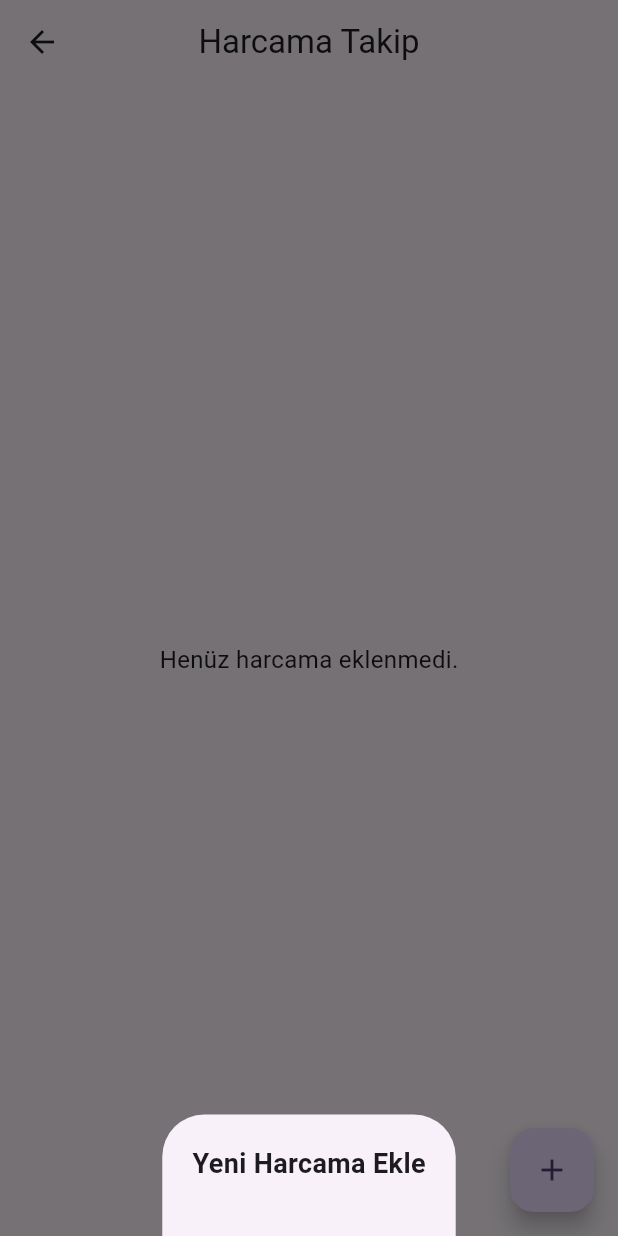
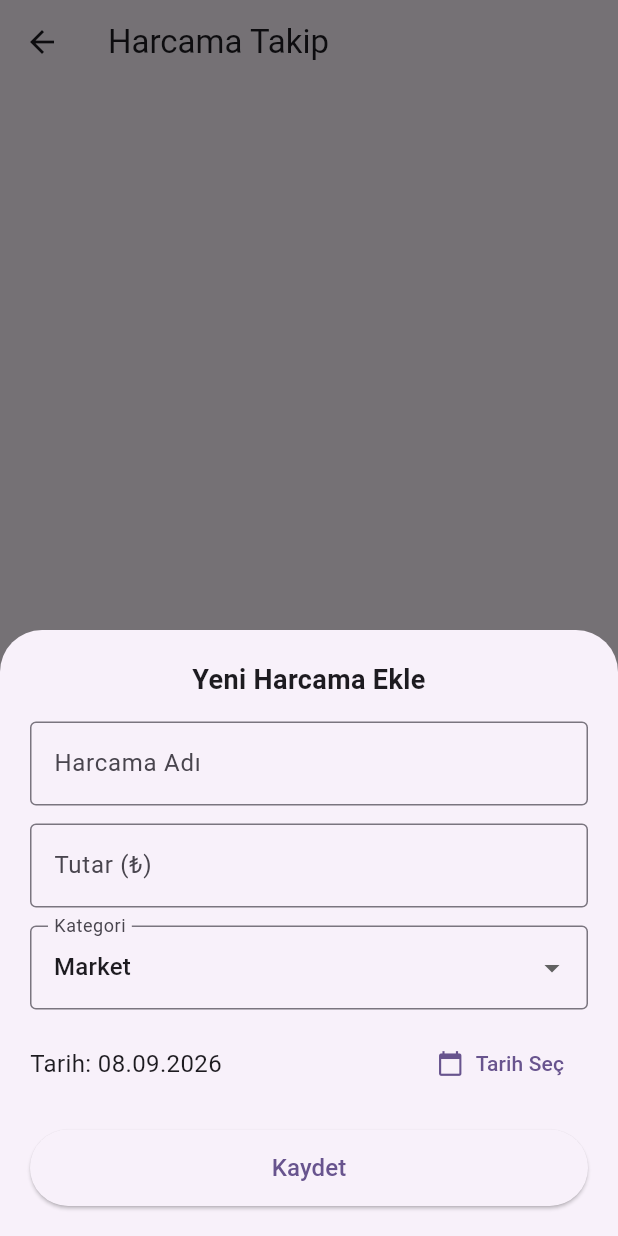
Before and after one commit to Miray-Kayra/gider-takip-flutter, a Flutter app: the ExpenseListView screen opened directly, after a tap on the "add" icon, on a phone screen of 412 x 824 dp. Run offline on Flutter 3.47's test engine with Material 3 defaults, Android fonts, the phone set to English and light mode, and no system bars; our stand-ins replace sqflite; accounts and stored records are empty.

Commit message:
feat: Harcama ekleme penceresi, form kontrolü ve tarih seçici eklendi.

```diff
--- a/lib/views/expense_list_view.dart
+++ b/lib/views/expense_list_view.dart
@@ -1,7 +1,8 @@
 import 'package:flutter/material.dart';
+import 'package:provider/provider.dart';
 import 'package:intl/intl.dart';
-import 'package:provider/provider.dart';
 import '../viewmodels/expense_viewmodel.dart';
+import '../models/expense_model.dart';
 
 class ExpenseListView extends StatelessWidget {
   const ExpenseListView({super.key});
@@ -11,18 +12,15 @@ class ExpenseListView extends StatelessWidget {
     return Scaffold(
       appBar: AppBar(
         title: const Text('Harcama Takip'),
-        centerTitle: true,
       ),
       body: Consumer<ExpenseViewModel>(
         builder: (context, viewModel, child) {
-          // 1. Durum: Veriler yükleniyor
+          // 1. Durum: Yükleniyor
           if (viewModel.isLoading) {
-            return const Center(
-              child: CircularProgressIndicator(),
-            );
+            return const Center(child: CircularProgressIndicator());
           }
 
-          // 2. Durum: Liste boş
+          // 2. Durum: Liste Boş
           if (viewModel.expenses.isEmpty) {
             return const Center(
               child: Text(
@@ -32,12 +30,11 @@ class ExpenseListView extends StatelessWidget {
             );
           }
 
-          // 3. Durum: Harcamalar listeleniyor
+          // 3. Durum: Liste Dolu
           return ListView.builder(
             itemCount: viewModel.expenses.length,
             itemBuilder: (context, index) {
               final expense = viewModel.expenses[index];
-
               return Dismissible(
                 key: Key(expense.id.toString()),
                 direction: DismissDirection.endToStart,
@@ -53,10 +50,7 @@ class ExpenseListView extends StatelessWidget {
                   }
                 },
                 child: Card(
-                  margin: const EdgeInsets.symmetric(
-                    horizontal: 12,
-                    vertical: 6,
-                  ),
+                  margin: const EdgeInsets.symmetric(horizontal: 10, vertical: 5),
                   child: ListTile(
                     leading: CircleAvatar(
                       child: Text(
@@ -65,10 +59,7 @@ class ExpenseListView extends StatelessWidget {
                             : '?',
                       ),
                     ),
-                    title: Text(
-                      expense.title,
-                      style: const TextStyle(fontWeight: FontWeight.bold),
-                    ),
+                    title: Text(expense.title),
                     subtitle: Text(
                       DateFormat('dd.MM.yyyy').format(expense.date),
                     ),
@@ -76,8 +67,8 @@ class ExpenseListView extends StatelessWidget {
                       '${expense.amount.toStringAsFixed(2)} ₺',
                       style: const TextStyle(
                         fontWeight: FontWeight.bold,
+                        color: Colors.red,
                         fontSize: 15,
-                        color: Colors.redAccent,
                       ),
                     ),
                   ),
@@ -88,38 +79,155 @@ class ExpenseListView extends StatelessWidget {
         },
       ),
       floatingActionButton: FloatingActionButton(
-        onPressed: () {
-          _showAddExpenseDialog(context);
-        },
+        onPressed: () => _showAddExpenseDialog(context),
         child: const Icon(Icons.add),
       ),
     );
   }
 
-  void _showAddExpenseDialog(BuildContext context) {
+  void _showAddExpenseDialog(BuildContext mainContext) {
+    final titleController = TextEditingController();
+    final amountController = TextEditingController();
+    String selectedCategory = 'Market';
+    DateTime selectedDate = DateTime.now();
+
     showModalBottomSheet(
-      context: context,
+      context: mainContext,
       isScrollControlled: true,
-      builder: (ctx) {
+      builder: (sheetContext) {
+        return StatefulBuilder(
+          builder: (BuildContext dialogContext, StateSetter setState) {
             return Padding(
               padding: EdgeInsets.only(
                 top: 20,
                 left: 20,
                 right: 20,
-            bottom: MediaQuery.of(ctx).viewInsets.bottom + 20,
+                bottom: MediaQuery.of(sheetContext).viewInsets.bottom + 20,
               ),
               child: Column(
                 mainAxisSize: MainAxisSize.min,
-            children: const [
-              Text(
+                crossAxisAlignment: CrossAxisAlignment.stretch,
+                children: [
+                  const Text(
                     'Yeni Harcama Ekle',
                     style: TextStyle(fontSize: 18, fontWeight: FontWeight.bold),
+                    textAlign: TextAlign.center,
                   ),
-              SizedBox(height: 15),
+                  const SizedBox(height: 15),
+
+                  // 1. Başlık Girişi
+                  TextField(
+                    controller: titleController,
+                    decoration: const InputDecoration(
+                      labelText: 'Harcama Adı',
+                      border: OutlineInputBorder(),
+                    ),
+                  ),
+                  const SizedBox(height: 12),
+
+                  // 2. Tutar Girişi
+                  TextField(
+                    controller: amountController,
+                    keyboardType: const TextInputType.numberWithOptions(decimal: true),
+                    decoration: const InputDecoration(
+                      labelText: 'Tutar (₺)',
+                      border: OutlineInputBorder(),
+                    ),
+                  ),
+                  const SizedBox(height: 12),
+
+                  // 3. Kategori Seçimi
+                  DropdownButtonFormField<String>(
+                    initialValue: selectedCategory,
+                    decoration: const InputDecoration(
+                      labelText: 'Kategori',
+                      border: OutlineInputBorder(),
+                    ),
+                    items: ['Market', 'Ulaşım', 'Eğlence', 'Fatura', 'Diğer']
+                        .map((category) => DropdownMenuItem(
+                              value: category,
+                              child: Text(category),
+                            ))
+                        .toList(),
+                    onChanged: (value) {
+                      if (value != null) {
+                        setState(() {
+                          selectedCategory = value;
+                        });
+                      }
+                    },
+                  ),
+                  const SizedBox(height: 12),
+
+                  // 4. Tarih Seçimi
+                  Row(
+                    mainAxisAlignment: MainAxisAlignment.spaceBetween,
+                    children: [
+                      Text(
+                        'Tarih: ${DateFormat('dd.MM.yyyy').format(selectedDate)}',
+                        style: const TextStyle(fontSize: 16),
+                      ),
+                      TextButton.icon(
+                        icon: const Icon(Icons.calendar_today),
+                        label: const Text('Tarih Seç'),
+                        onPressed: () async {
+                          final pickedDate = await showDatePicker(
+                            context: sheetContext,
+                            initialDate: selectedDate,
+                            firstDate: DateTime(2020),
+                            lastDate: DateTime.now(),
+                          );
+                          if (pickedDate != null) {
+                            setState(() {
+                              selectedDate = pickedDate;
+                            });
+                          }
+                        },
+                      ),
+                    ],
+                  ),
+                  const SizedBox(height: 20),
+
+                  // 5. Kaydet Butonu
+                  ElevatedButton(
+                    style: ElevatedButton.styleFrom(
+                      padding: const EdgeInsets.symmetric(vertical: 14),
+                    ),
+                    onPressed: () {
+                      final title = titleController.text.trim();
+                      final amountText = amountController.text.trim();
+                      final amount = double.tryParse(amountText);
+
+                      if (title.isEmpty || amount == null || amount <= 0) {
+                        ScaffoldMessenger.of(mainContext).showSnackBar(
+                          const SnackBar(
+                            content: Text('Lütfen geçerli bir başlık ve tutar girin!'),
+                            backgroundColor: Colors.red,
+                          ),
+                        );
+                        return;
+                      }
+
+                      final newExpense = ExpenseModel(
+                        title: title,
+                        amount: amount,
+                        category: selectedCategory,
+                        date: selectedDate,
+                      );
+
+                      Provider.of<ExpenseViewModel>(mainContext, listen: false)
+                          .addExpense(newExpense);
+
+                      Navigator.of(sheetContext).pop();
+                    },
+                    child: const Text('Kaydet', style: TextStyle(fontSize: 16)),
+                  ),
                 ],
               ),
             );
           },
         );
+      },
+    );
   }
 }
```
Lines whose indentation alone changed are shown as unchanged.
